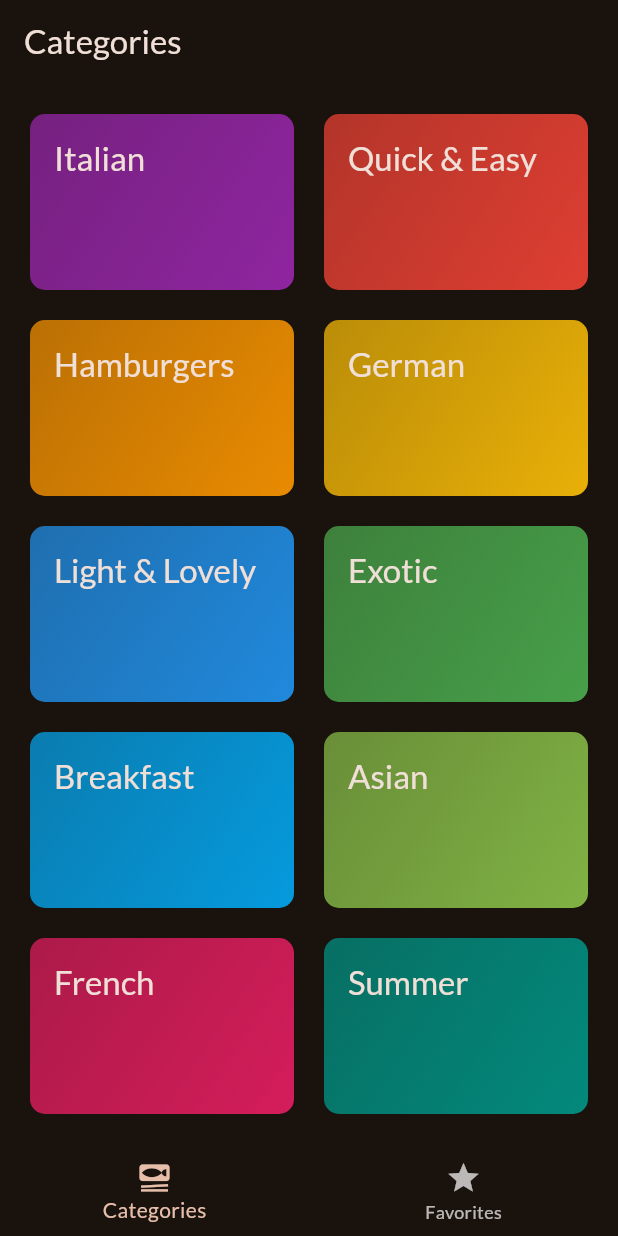
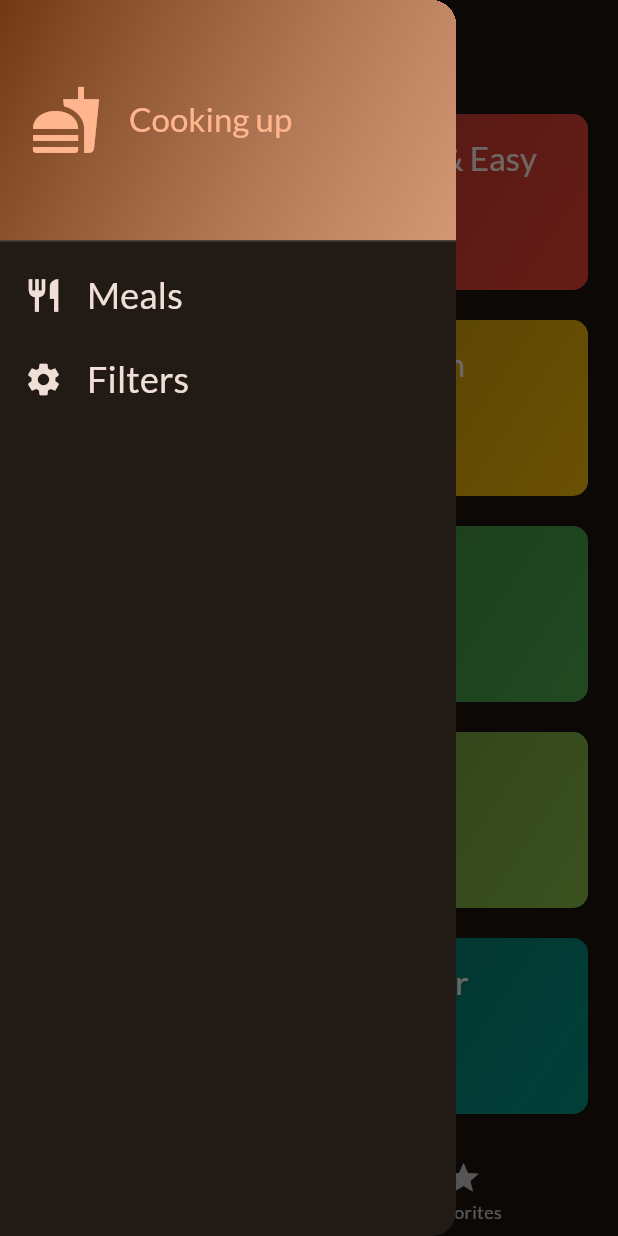
Before and after one commit to paro-418/meals-flutter, a Flutter app: the screen it shows after launch, with the side drawer open (before the commit the screen has no drawer), on a phone screen of 412 x 824 dp. Run offline on Flutter 3.47's test engine with Material 3 defaults, Android fonts, the phone set to English and light mode, and no system bars; our stand-ins replace google_fonts, transparent_image.

Commit message:
completed filter

```diff
--- a/lib/main.dart
+++ b/lib/main.dart
@@ -1,6 +1,5 @@
 import 'package:flutter/material.dart';
 import 'package:google_fonts/google_fonts.dart';
-import 'package:meals/screens/categories.dart';
 import 'package:meals/screens/tabs.dart';
 
 final theme = ThemeData(
--- a/lib/screens/categories.dart
+++ b/lib/screens/categories.dart
@@ -6,11 +6,15 @@ import 'package:meals/widgets/category_grid_item.dart';
 import 'package:meals/models/category.dart';
 
 class CategoriesScreen extends StatelessWidget {
-  const CategoriesScreen({super.key, required this.onToggleFavorite});
+  const CategoriesScreen(
+      {super.key,
+      required this.onToggleFavorite,
+      required this.availableMeals});
   final void Function(Meal meal) onToggleFavorite;
+  final List<Meal> availableMeals;
 
   void _selectCategory(BuildContext context, Category category) {
-    final filteredMeals = dummyMeals
+    final filteredMeals = availableMeals
         .where((meal) => meal.categories.contains(category.id))
         .toList();
     // Navigatior.of(context).push(route);
--- a/lib/screens/tabs.dart
+++ b/lib/screens/tabs.dart
@@ -1,7 +1,17 @@
 import 'package:flutter/material.dart';
+import 'package:meals/data/dummy_data.dart';
 import 'package:meals/models/meal.dart';
 import 'package:meals/screens/categories.dart';
+import 'package:meals/screens/filters.dart';
 import 'package:meals/screens/meals.dart';
+import 'package:meals/widgets/main_drawer.dart';
+
+const kInitialFilters = {
+  Filter.glutenFree: false,
+  Filter.lactoseFree: false,
+  Filter.vegetarian: false,
+  Filter.vegan: false
+};
 
 class TabsScreen extends StatefulWidget {
   const TabsScreen({super.key});
@@ -16,6 +26,7 @@ class _TabsScreenState extends State<TabsScreen> {
   int _selectedPageIndex = 0;
 
   final List<Meal> _favoriteMeals = [];
+  Map<Filter, bool> _selectedFilters = kInitialFilters;
 
   void _showInfoMessage(String message) {
     ScaffoldMessenger.of(context).clearSnackBars();
@@ -49,10 +60,41 @@ class _TabsScreenState extends State<TabsScreen> {
     });
   }
 
+  void _setScreen(String identifier) async {
+    Navigator.of(context).pop();
+    if (identifier == 'filters') {
+      final result =
+          await Navigator.of(context).push<Map<Filter, bool>>(MaterialPageRoute(
+              builder: (ctx) => FilterScreen(
+                    currentFilters: _selectedFilters,
+                  )));
+      setState(() {
+        _selectedFilters = result ?? kInitialFilters;
+      });
+    }
+  }
+
   @override
   Widget build(BuildContext context) {
+    final availableMeals = dummyMeals.where((meal) {
+      if (_selectedFilters[Filter.glutenFree]! && !meal.isGlutenFree) {
+        return false;
+      }
+      if (_selectedFilters[Filter.lactoseFree]! && !meal.isLactoseFree) {
+        return false;
+      }
+      if (_selectedFilters[Filter.vegetarian]! && !meal.isVegetarian) {
+        return false;
+      }
+      if (_selectedFilters[Filter.vegan]! && !meal.isVegan) {
+        return false;
+      }
+      return true;
+    }).toList();
+
     Widget activePage = CategoriesScreen(
       onToggleFavorite: _toggleMealFavoriteStatus,
+      availableMeals: availableMeals,
     );
     String activePageTitle = 'Categories';
 
@@ -68,6 +110,9 @@ class _TabsScreenState extends State<TabsScreen> {
         title: Text(activePageTitle),
       ),
       body: activePage,
+      drawer: MainDrawer(
+        onSelectScreen: _setScreen,
+      ),
       bottomNavigationBar: BottomNavigationBar(
         onTap: _selectPage,
         currentIndex: _selectedPageIndex,
--- /dev/null
+++ b/lib/widgets/main_drawer.dart
@@ -0,0 +1,76 @@
+import 'package:flutter/material.dart';
+
+class MainDrawer extends StatelessWidget {
+  const MainDrawer({super.key, required this.onSelectScreen});
+
+  final void Function(String identifier) onSelectScreen;
+
+  @override
+  Widget build(BuildContext context) {
+    return Drawer(
+      child: Column(
+        children: [
+          DrawerHeader(
+            padding: const EdgeInsets.all(20),
+            decoration: BoxDecoration(
+                gradient: LinearGradient(colors: [
+              Theme.of(context).colorScheme.primaryContainer,
+              Theme.of(context).colorScheme.primary.withOpacity(0.8)
+            ], begin: Alignment.topLeft, end: Alignment.bottomRight)),
+            child: Row(
+              children: [
+                Icon(
+                  Icons.fastfood,
+                  size: 48,
+                  color: Theme.of(context).colorScheme.primary,
+                ),
+                const SizedBox(
+                  width: 18,
+                ),
+                Text(
+                  'Cooking up',
+                  style: Theme.of(context)
+                      .textTheme
+                      .titleLarge!
+                      .copyWith(color: Theme.of(context).colorScheme.primary),
+                )
+              ],
+            ),
+          ),
+          ListTile(
+            leading: Icon(
+              Icons.restaurant,
+              size: 26,
+              color: Theme.of(context).colorScheme.onBackground,
+            ),
+            title: Text(
+              'Meals',
+              style: Theme.of(context).textTheme.titleSmall!.copyWith(
+                  color: Theme.of(context).colorScheme.onBackground,
+                  fontSize: 24),
+            ),
+            onTap: () {
+              onSelectScreen('meals');
+            },
+          ),
+          ListTile(
+            leading: Icon(
+              Icons.settings,
+              size: 26,
+              color: Theme.of(context).colorScheme.onBackground,
+            ),
+            title: Text(
+              'Filters',
+              style: Theme.of(context).textTheme.titleSmall!.copyWith(
+                  color: Theme.of(context).colorScheme.onBackground,
+                  fontSize: 24),
+            ),
+            onTap: () {
+              onSelectScreen('filters');
+            },
+          ),
+        ],
+      ),
+    );
+  }
+}
```
Also changed, not shown: lib/screens/filters.dart (added, +129 -0 lines).
